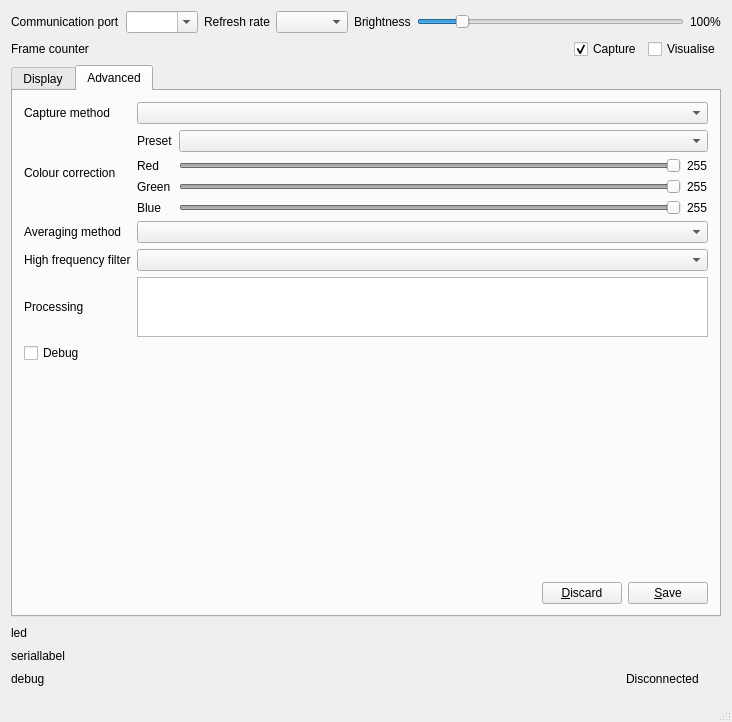
Before: the Qt Designer form src/app/ambiled.ui in zAAmpie/ambiled_desktop, drawn with Qt 5.
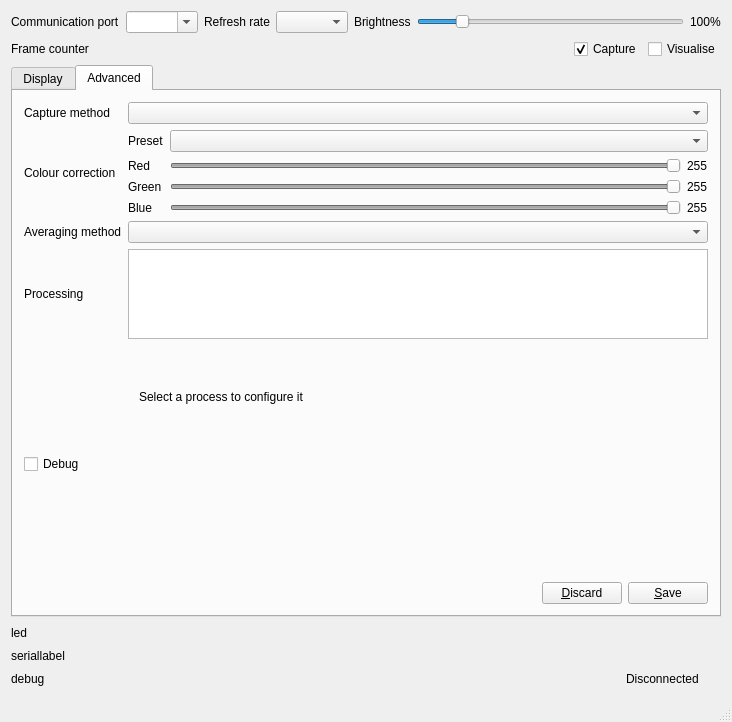
After: the same form once the commit is applied. The open tabs and pages were chosen to show the change. Icons and pictures are not drawn.

Commit message: Unify processing list UI and add generic per-process configuration

The edit to the form file:
```diff
--- a/src/app/ambiled.ui
+++ b/src/app/ambiled.ui
@@ -1028,14 +1028,22 @@
           </item>
          </layout>
         </item>
-        <item row="3" column="2">
-         <widget class="QComboBox" name="highFrequencyFilterComboBox"/>
-        </item>
-        <item row="3" column="0">
-         <widget class="QLabel" name="label_6">
-          <property name="text">
-           <string>High frequency filter</string>
+        <item row="5" column="2">
+         <widget class="QStackedWidget" name="processingConfigStack">
+          <property name="currentIndex">
+           <number>0</number>
           </property>
+          <widget class="QWidget" name="processingConfigPlaceholderPage">
+           <layout class="QVBoxLayout" name="verticalLayout_placeholder">
+            <item>
+             <widget class="QLabel" name="processingConfigPlaceholderLabel">
+              <property name="text">
+               <string>Select a process to configure it</string>
+              </property>
+             </widget>
+            </item>
+           </layout>
+          </widget>
          </widget>
         </item>
         <item row="6" column="0">
@@ -1062,7 +1070,7 @@
           <property name="maximumSize">
            <size>
             <width>16777215</width>
-            <height>60</height>
+            <height>90</height>
            </size>
           </property>
           <property name="selectionMode">
```
Left out of the diff: 2 changed lines with no effect on the pictures. The commit also changes 12 other files.
